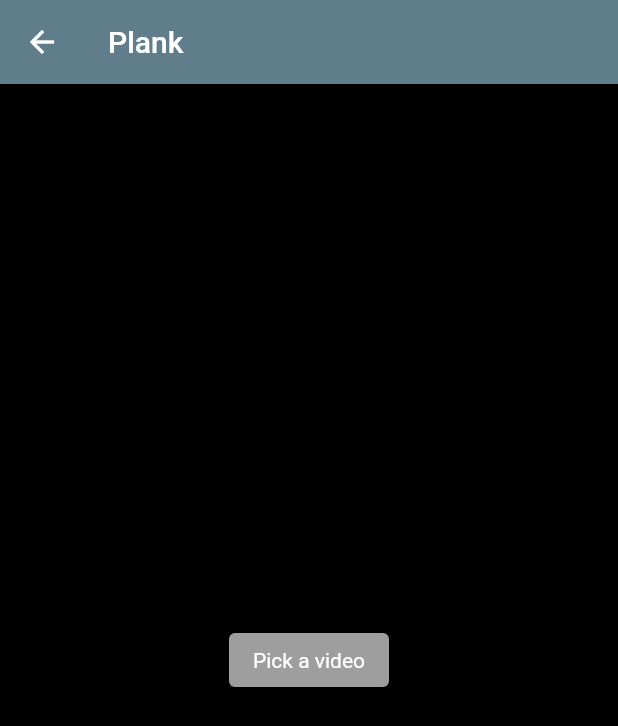
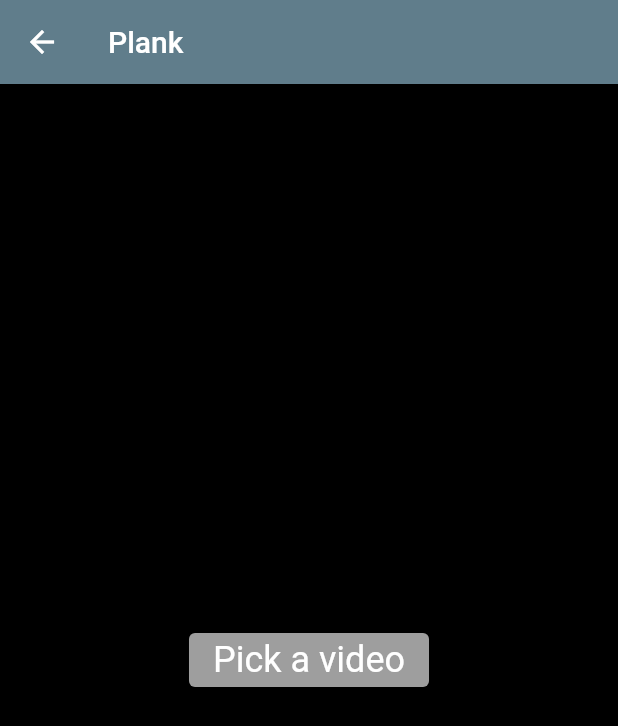
Before and after one commit to Pratham-1604/FlexiTrack, a Flutter app: the screen it shows after launch, after a tap on "Planks", on a phone screen of 412 x 824 dp. Shown: the top 726 px of the screen. Run offline on Flutter 3.47's test engine with Material 2 defaults, Android fonts, the phone set to English and light mode, and no system bars; our stand-ins replace chewie, image_picker, video_player.

Commit message:
ui updates

```diff
--- a/lib/main.dart
+++ b/lib/main.dart
@@ -1,4 +1,4 @@
-import 'package:fitnessfreakerzz/screens/select_screen.dart';
+import 'package:FlexiTrack/screens/select_screen.dart';
 import 'package:flutter/material.dart';
 
 import 'screens/plank.dart';
@@ -17,7 +17,8 @@ class VideoPlayerApp extends StatelessWidget {
   @override
   Widget build(BuildContext context) {
     return MaterialApp(
-      title: 'Fitness Analyzer App',
+      debugShowCheckedModeBanner: false,
+      title: 'FlexiTrack',
       home: const HomeScreen(),
       theme: ThemeData(
         backgroundColor: Colors.black,
--- a/lib/screens/plank.dart
+++ b/lib/screens/plank.dart
@@ -1,5 +1,6 @@
-import 'package:fitnessfreakerzz/screens/video_player_screen.dart';
 import 'package:flutter/material.dart';
+
+import 'video_player_screen.dart';
 class Page1 extends StatelessWidget {
   const Page1({super.key});
 
--- a/lib/screens/pushup.dart
+++ b/lib/screens/pushup.dart
@@ -1,6 +1,6 @@
-import 'package:fitnessfreakerzz/main.dart';
-import 'package:fitnessfreakerzz/screens/video_player_screen.dart';
 import 'package:flutter/material.dart';
+
+import 'video_player_screen.dart';
 class Page2 extends StatelessWidget {
   const Page2({super.key});
 
--- a/lib/screens/select_screen.dart
+++ b/lib/screens/select_screen.dart
@@ -6,7 +6,7 @@ class HomeScreen extends StatelessWidget {
   Widget build(BuildContext context) {
     return Scaffold(
       appBar: AppBar(
-        title: const Text('Fitness Analyzerss'),
+        title: const Text('FlexiTrack'),
         backgroundColor: Colors.blueGrey,
       ),
       backgroundColor: Colors.black,
@@ -14,23 +14,40 @@ class HomeScreen extends StatelessWidget {
         child: Column(
           mainAxisAlignment: MainAxisAlignment.center,
           children: <Widget>[
+            const Text(
+              'Select type of exercise: ',
+              style: TextStyle(color: Colors.grey, fontSize: 30),
+            ),
+            const SizedBox(height: 20),
             ElevatedButton(
               onPressed: () {
                 Navigator.pushNamed(context, '/page1');
               },
-              child: const Text('Planks'),
+              child: const Text(
+                'Planks',
+                style: TextStyle(fontSize: 24),
+              ),
             ),
             ElevatedButton(
               onPressed: () {
                 Navigator.pushNamed(context, '/page2');
               },
-              child: const Text('Pushups'),
+              child: const Text(
+                'Pushups',
+                style: TextStyle(fontSize: 24),
+              ),
             ),
             ElevatedButton(
               onPressed: () {
-                Navigator.pushNamed(context, '/page3');
+                Navigator.pushNamed(
+                  context,
+                  '/page3',
+                );
               },
-              child: const Text('Squats'),
+              child: const Text(
+                'Squats',
+                style: TextStyle(fontSize: 24),
+              ),
             ),
           ],
         ),
--- a/lib/screens/squats.dart
+++ b/lib/screens/squats.dart
@@ -1,5 +1,6 @@
-import 'package:fitnessfreakerzz/screens/video_player_screen.dart';
 import 'package:flutter/material.dart';
+
+import 'video_player_screen.dart';
 class Page3 extends StatelessWidget {
   const Page3({super.key});
 
--- a/lib/screens/video_player_screen.dart
+++ b/lib/screens/video_player_screen.dart
@@ -47,7 +47,6 @@ class _VideoPlayerScreenState extends State<VideoPlayerScreen> {
     if (videoFile != null) {
       setState(() {
         _isLoading = true;
-        displayTextSend = 'Uploading pls wait';
       });
       final responseVideo = await sendVideo(videoFile!);
       debugPrint("video sent");
@@ -68,7 +67,7 @@ class _VideoPlayerScreenState extends State<VideoPlayerScreen> {
       setState(() {
         _isLoading = false;
         displayTextPick = 'Pick a video';
-        displayTextSend = 'Upload the video';
+        displayTextSend = 'Upload this video';
         videoFile = null;
         isError = true;
       });
@@ -78,7 +77,7 @@ class _VideoPlayerScreenState extends State<VideoPlayerScreen> {
   Future<http.Response?> sendVideo(File videoFile) async {
     try {
       final url = Uri.parse(
-        'https://cb80-2405-201-31-30db-98d0-a0f7-27ec-1911.ngrok-free.app/upload?choice=${widget.choice}',
+        'Http:localhost:5000/upload?choice=${widget.choice}',
       );
       var request = http.MultipartRequest(
         'POST',
@@ -107,8 +106,6 @@ class _VideoPlayerScreenState extends State<VideoPlayerScreen> {
       return null;
     }
   }
-
-
 
   Future<void> initializePlayer(String videoPath) async {
     _videoPlayerController = VideoPlayerController.file(File(videoPath));
@@ -161,12 +158,18 @@ class _VideoPlayerScreenState extends State<VideoPlayerScreen> {
                       children: [
                         ElevatedButton(
                           onPressed: pickVideo,
-                          child: Text(displayTextPick),
+                          child: Text(
+                            displayTextPick,
+                            style: const TextStyle(fontSize: 24),
+                          ),
                         ),
                         if (videoFile != null)
                           ElevatedButton(
                             onPressed: sendVideoFunction,
-                            child: Text(displayTextSend),
+                            child: Text(
+                              displayTextSend,
+                              style: const TextStyle(fontSize: 24),
+                            ),
                           ),
                       ],
                     ),
```
Also changed, not shown: pubspec.yaml (+4 -4 lines), 1 other file.
